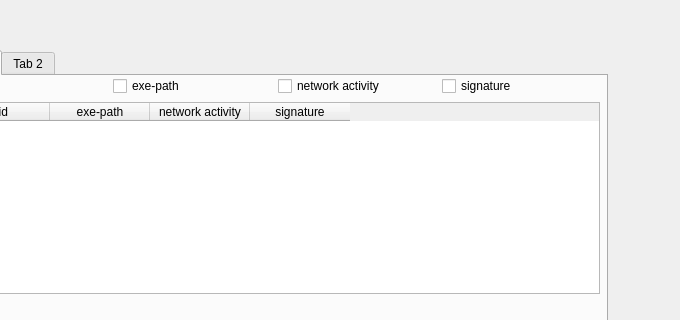
Old version of the form gui/main_window.ui in the repository maximss635/SPBPU-MSPZA; both pictures show x 163 to 843 and y 0 to 320 of the 1064 by 652 pixel window.
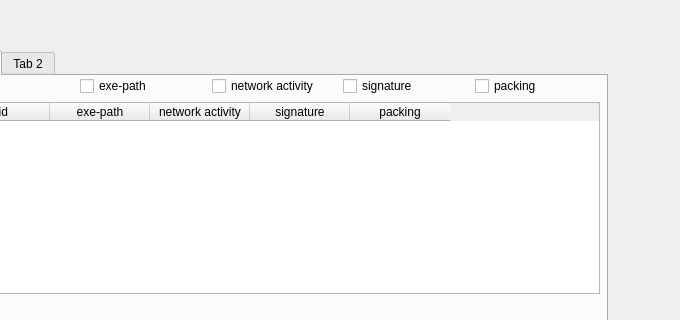
New version of the form.

```diff
--- a/gui/main_window.ui
+++ b/gui/main_window.ui
@@ -70,6 +70,13 @@
            </property>
           </widget>
          </item>
+         <item>
+          <widget class="QCheckBox" name="checkBox_packing">
+           <property name="text">
+            <string>packing</string>
+           </property>
+          </widget>
+         </item>
         </layout>
        </item>
        <item>
@@ -94,6 +101,11 @@
            <string>signature</string>
           </property>
          </column>
+         <column>
+          <property name="text">
+           <string>packing</string>
+          </property>
+         </column>
         </widget>
        </item>
        <item>
```
